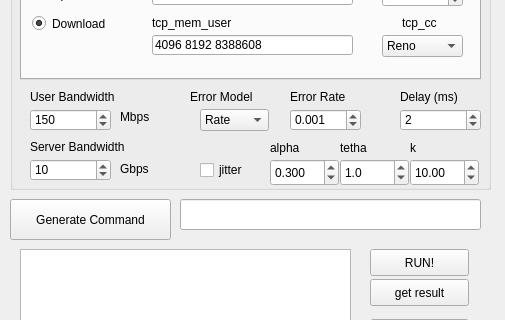
The window that kupa-gui-2/kupagui.ui (anetaaneta/kupakupa) describes before a commit, drawn with Qt 5; both pictures show x 0 to 505 and y 137 to 457 of the 505 by 620 pixel window.
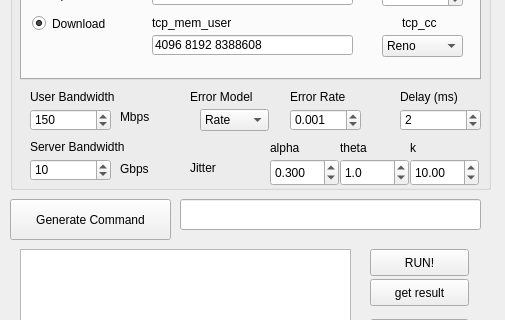
The same window after the commit.

What changed in the file:
```diff
--- a/kupa-gui-2/kupagui.ui
+++ b/kupa-gui-2/kupagui.ui
@@ -828,19 +828,6 @@
       <double>10.000000000000000</double>
      </property>
     </widget>
-    <widget class="QCheckBox" name="jitter_check">
-     <property name="geometry">
-      <rect>
-       <x>190</x>
-       <y>260</y>
-       <width>61</width>
-       <height>22</height>
-      </rect>
-     </property>
-     <property name="text">
-      <string>jitter</string>
-     </property>
-    </widget>
     <widget class="QLabel" name="label_20">
      <property name="geometry">
       <rect>
@@ -864,7 +851,7 @@
       </rect>
      </property>
      <property name="text">
-      <string>tetha</string>
+      <string>theta</string>
      </property>
     </widget>
     <widget class="QLabel" name="label_22">
@@ -880,6 +867,19 @@
       <string>k</string>
      </property>
     </widget>
+    <widget class="QLabel" name="label_15">
+     <property name="geometry">
+      <rect>
+       <x>180</x>
+       <y>260</y>
+       <width>67</width>
+       <height>17</height>
+      </rect>
+     </property>
+     <property name="text">
+      <string>Jitter</string>
+     </property>
+    </widget>
    </widget>
    <widget class="QPushButton" name="button_generate_command">
     <property name="geometry">
```
Left out of the diff: 2 changed lines with no effect on the pictures.
